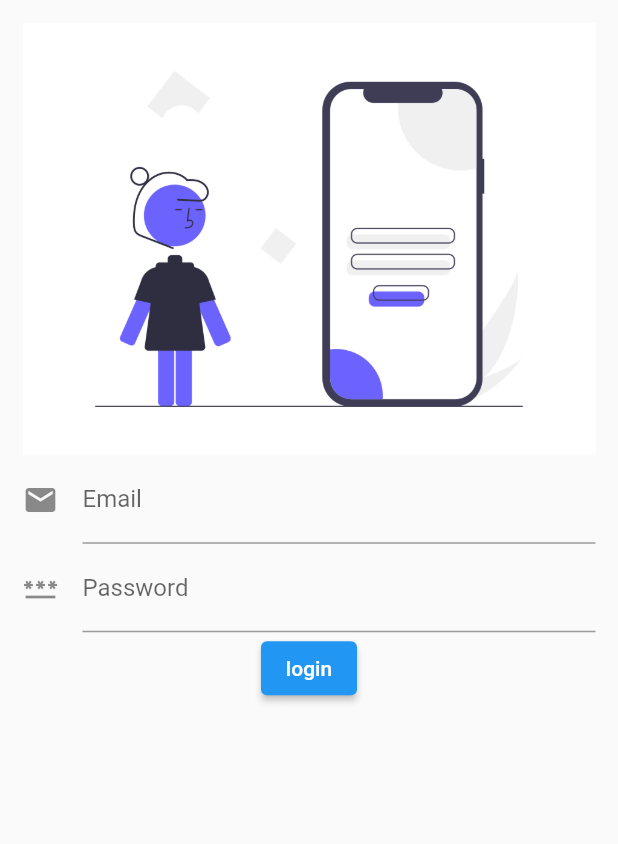
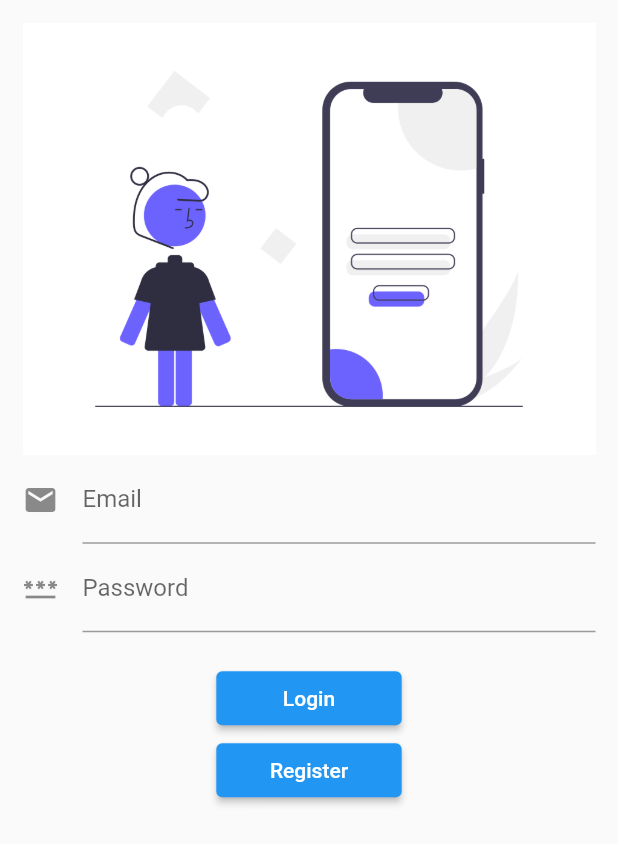
Before and after one commit to yusuf-raza/my-flutter-app, a Flutter app: the LoginScreen screen opened by its route, on a phone screen of 412 x 824 dp. Shown: the top 844 px of the screen. Run offline on Flutter 3.47's test engine with Material 2 defaults, Android fonts, the phone set to English and light mode, and no system bars; network calls fail.

```diff
--- /dev/null
+++ b/lib/provider/bottom_nav_index_provider.dart
@@ -0,0 +1,13 @@
+import 'package:flutter/material.dart';
+
+class BottomNavigationIndexProvider with ChangeNotifier {
+  int _index = 0;
+
+  int get currentIndex => _index;
+
+  void updateScreenIndex(int newIndex) {
+    _index = newIndex;
+
+    notifyListeners();
+  }
+}
--- a/lib/screens/login-screen.dart
+++ b/lib/screens/login-screen.dart
@@ -1,41 +1,15 @@
 import 'package:flutter/material.dart';
+import 'package:my_flutter_app/widgets/login_widget.dart';
 
 class LoginScreen extends StatelessWidget {
-  LoginScreen({Key? key}) : super(key: key);
-
-  final _formKey = GlobalKey<FormState>();
+  const LoginScreen({Key? key}) : super(key: key);
 
   @override
   Widget build(BuildContext context) {
-    return Scaffold(
+
+    return  Scaffold(
         body: SingleChildScrollView(
-          child: Form(
-              key: _formKey,
-              child: Padding(
-                padding: const EdgeInsets.all(15),
-                child: Column(
-                  mainAxisAlignment: MainAxisAlignment.center,
-                  children: [
-                    const Image(
-                      image: AssetImage("assets/images/login.png"),
-                      fit: BoxFit.cover,
-                    ),
-                    TextFormField(
-                      decoration: const InputDecoration(
-                        label: Text("Email"),
-                        icon: Icon(Icons.email),
-                      ),
-                    ),
-                    TextFormField(
-                      decoration: const InputDecoration(
-                        label: Text("Password"),
-                        icon: Icon(Icons.password),
-                      ),
-                    ),
-                    ElevatedButton(onPressed: () {}, child: const Text("login"))
-                  ],
-                ),
-              )),
-        ));
+      child: LoginFormWidget()
+    ));
   }
 }
--- /dev/null
+++ b/lib/widgets/login_widget.dart
@@ -0,0 +1,51 @@
+import 'package:flutter/material.dart';
+
+class LoginFormWidget extends StatelessWidget {
+  LoginFormWidget({Key? key}) : super(key: key);
+
+  GlobalKey _formKey = GlobalKey<FormState>();
+
+
+  @override
+  Widget build(BuildContext context) {
+
+    return Form(
+        key: _formKey,
+        child: Padding(
+          padding: const EdgeInsets.all(15),
+          child: Column(
+            mainAxisAlignment: MainAxisAlignment.center,
+            children: [
+              const Image(
+                image: AssetImage("assets/images/login.png"),
+                fit: BoxFit.cover,
+              ),
+              TextFormField(
+                decoration: const InputDecoration(
+                  label: Text("Email"),
+                  icon: Icon(Icons.email),
+                ),
+              ),
+              TextFormField(
+                decoration: const InputDecoration(
+                  label: Text("Password"),
+                  icon: Icon(Icons.password),
+                ),
+              ),
+              const SizedBox(
+                height: 20,
+              ),
+              SizedBox(
+                  width: MediaQuery.of(context).size.width * .3,
+                  child: ElevatedButton(
+                      onPressed: () {}, child: const Text("Login"))),
+              SizedBox(
+                  width: MediaQuery.of(context).size.width * .3,
+                  child: ElevatedButton(
+                      onPressed: () {}, child: const Text("Register")))
+            ],
+          ),
+        ));
+    ;
+  }
+}
```
Also changed, not shown: lib/main.dart (+16 -11 lines), lib/provider/animal_provider.dart (+31 -3 lines), lib/provider/theme_provider.dart (+2 -8 lines), lib/screens/homepage-screen.dart (+20 -17 lines), lib/screens/settings-screen.dart (+9 -7 lines), lib/widgets/animal_list_item_widget.dart (+41 -3 lines), lib/widgets/animal_list_widget.dart (+21 -12 lines).
